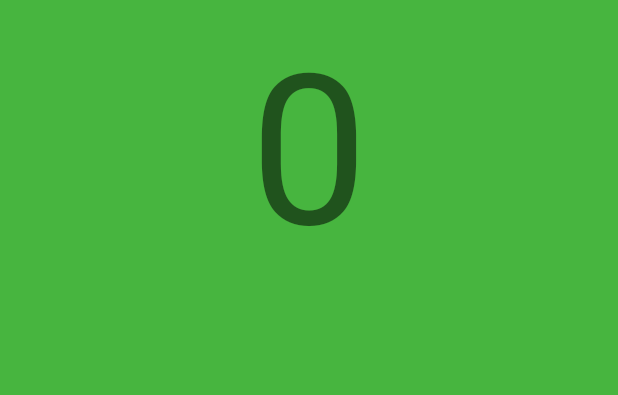
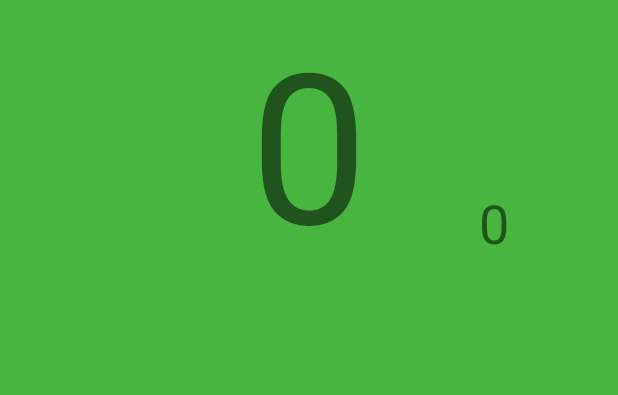
Before and after one commit to myr4ik07/Tasbih, an Android app: the layout activity_main.xml on its own in the app's theme, with its tools: preview values and no code run, on a phone screen of 412 x 824 dp. Shown: the top 395 px of the screen. Run offline under Robolectric (Android 15) with nearby library versions, the phone set to English and light mode, and no system bars.

Commit message:
Добавив лічильник сотень + алгоритм збільшення, видалення, встановлення кольору для лічльника сотень

```diff
--- a/app/src/main/res/layout/activity_main.xml
+++ b/app/src/main/res/layout/activity_main.xml
@@ -64,4 +64,17 @@
         app:srcCompat="@drawable/button2"
         tools:ignore="ContentDescription,RtlHardcoded" />
 
+    <TextView
+        android:id="@+id/textView"
+        android:layout_width="60dp"
+        android:layout_height="60dp"
+        android:gravity="center"
+        android:text="0"
+        android:textSize="36sp"
+        tools:ignore="HardcodedText,RtlHardcoded"
+        app:layout_constraintBottom_toBottomOf="@+id/editText"
+        android:layout_marginBottom="-20dp"
+        app:layout_constraintLeft_toRightOf="@+id/editText"
+        android:layout_marginLeft="8dp" />
+
 </android.support.constraint.ConstraintLayout>
```
Also changed, not shown: app/src/main/java/com/example/jaros/tasbih/MainActivity.java (+22 -6 lines).
